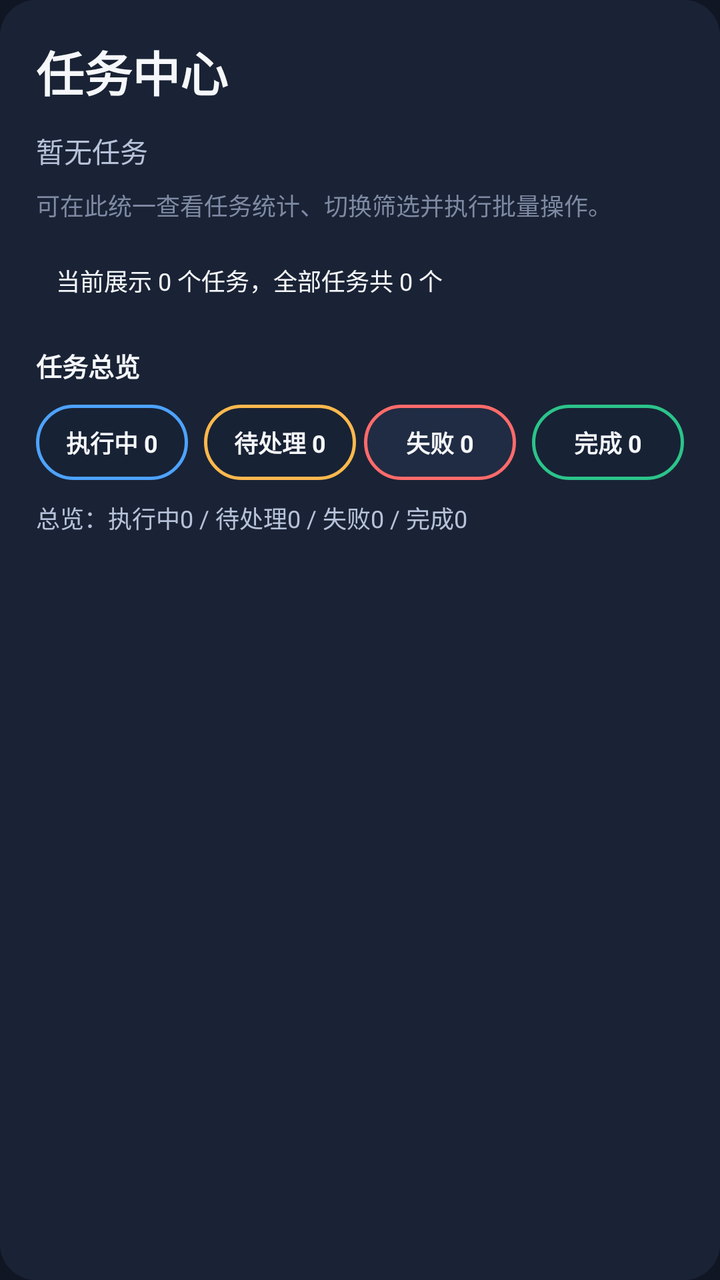
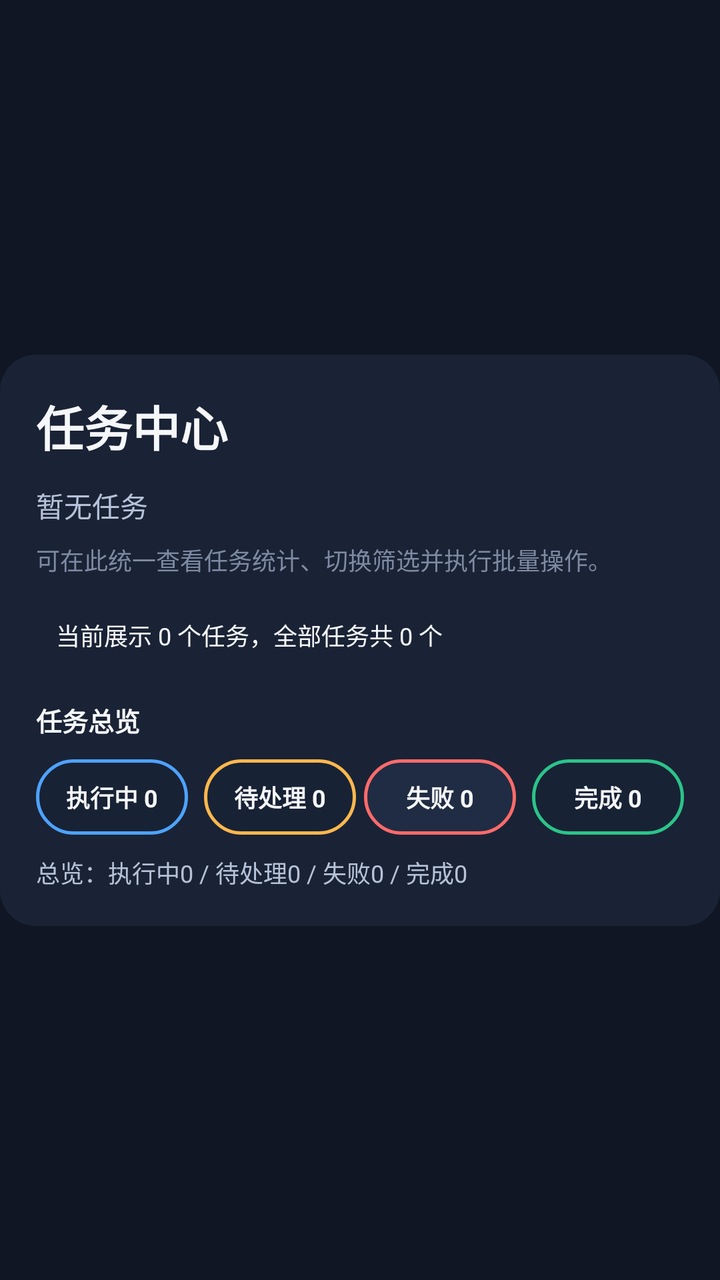

An Android layout rendered at two revisions. The XML below is the earlier revision; the diff shows what the commit changed to produce the second picture.
<!-- AndroidManifest.xml: another module's application theme Theme.CarAppStore -->
<!-- res/layout/view_task_center_header.xml -->
<?xml version="1.0" encoding="utf-8"?>
<LinearLayout xmlns:android="http://schemas.android.com/apk/res/android"
    android:layout_width="match_parent"
    android:layout_height="wrap_content"
    android:background="@drawable/bg_panel"
    android:orientation="vertical"
    android:padding="18dp">

    <TextView
        android:id="@+id/tvCenterTitle"
        android:layout_width="wrap_content"
        android:layout_height="wrap_content"
        android:text="@string/ui_task_center"
        android:textColor="@color/car_text_primary"
        android:textSize="24sp"
        android:textStyle="bold" />

    <TextView
        android:id="@+id/tvCenterSubtitle"
        android:layout_width="wrap_content"
        android:layout_height="wrap_content"
        android:layout_marginTop="12dp"
        android:text="@string/ui_empty_tasks"
        android:textColor="@color/car_text_secondary"
        android:textSize="14sp" />

    <TextView
        android:id="@+id/tvCenterHint"
        android:layout_width="wrap_content"
        android:layout_height="wrap_content"
        android:layout_marginTop="8dp"
        android:text="@string/ui_task_center_header_hint"
        android:textColor="@color/car_text_hint"
        android:textSize="12sp" />

    <TextView
        android:id="@+id/tvCenterSummary"
        android:layout_width="match_parent"
        android:layout_height="wrap_content"
        android:layout_marginTop="10dp"
        android:background="@drawable/bg_panel"
        android:padding="10dp"
        android:text="@string/ui_task_center_header_summary_zero"
        android:textColor="@color/car_text_primary"
        android:textSize="12sp" />

    <TextView
        android:id="@+id/tvStatsSectionTitle"
        android:layout_width="wrap_content"
        android:layout_height="wrap_content"
        android:layout_marginTop="14dp"
        android:text="@string/ui_task_summary"
        android:textColor="@color/car_text_primary"
        android:textSize="13sp"
        android:textStyle="bold" />

    <LinearLayout
        android:layout_width="match_parent"
        android:layout_height="wrap_content"
        android:layout_marginTop="10dp"
        android:orientation="horizontal">

        <TextView
            android:id="@+id/tvStatActive"
            android:layout_width="0dp"
            android:layout_height="wrap_content"
            android:layout_marginEnd="6dp"
            android:layout_weight="1"
            android:background="@drawable/bg_task_card_active"
            android:gravity="center"
            android:padding="10dp"
            android:text="@string/ui_task_running_zero"
            android:textColor="@color/car_text_primary"
            android:textSize="12sp"
            android:textStyle="bold" />

        <TextView
            android:id="@+id/tvStatPending"
            android:layout_width="0dp"
            android:layout_height="wrap_content"
            android:layout_marginHorizontal="2dp"
            android:layout_weight="1"
            android:background="@drawable/bg_task_card_pending"
            android:gravity="center"
            android:padding="10dp"
            android:text="@string/ui_task_pending_zero"
            android:textColor="@color/car_text_primary"
            android:textSize="12sp"
            android:textStyle="bold" />

        <TextView
            android:id="@+id/tvStatFailed"
            android:layout_width="0dp"
            android:layout_height="wrap_content"
            android:layout_marginHorizontal="2dp"
            android:layout_weight="1"
            android:background="@drawable/bg_task_card_failed"
            android:gravity="center"
            android:padding="10dp"
            android:text="@string/ui_task_failed_zero"
            android:textColor="@color/car_text_primary"
            android:textSize="12sp"
            android:textStyle="bold" />

        <TextView
            android:id="@+id/tvStatCompleted"
            android:layout_width="0dp"
            android:layout_height="wrap_content"
            android:layout_marginStart="6dp"
            android:layout_weight="1"
            android:background="@drawable/bg_task_card_completed"
            android:gravity="center"
            android:padding="10dp"
            android:text="@string/ui_task_completed_zero"
            android:textColor="@color/car_text_primary"
            android:textSize="12sp"
            android:textStyle="bold" />
    </LinearLayout>

    <TextView
        android:id="@+id/tvStatSummary"
        android:layout_width="match_parent"
        android:layout_height="wrap_content"
        android:layout_marginTop="10dp"
        android:text="@string/ui_task_overview_zero"
        android:textColor="@color/car_text_secondary"
        android:textSize="12sp" />

</LinearLayout>
<!-- resources referenced by this layout -->
<resources>
  <color name="car_text_hint">#7E8AA3</color>
  <color name="car_text_primary">#F5F7FA</color>
  <color name="car_text_secondary">#B6C2D9</color>
  <!-- drawable bg_panel (drawable) -->
  <shape xmlns:android="http://schemas.android.com/apk/res/android">
      <solid android:color="@color/car_surface" />
      <corners android:radius="18dp" />
  </shape>
  <!-- drawable bg_task_card_active (drawable) -->
  <?xml version="1.0" encoding="utf-8"?>
  <shape xmlns:android="http://schemas.android.com/apk/res/android" android:shape="rectangle">
      <solid android:color="@color/car_card" />
      <corners android:radius="18dp" />
      <stroke android:width="1.5dp" android:color="@color/car_primary" />
  </shape>
  <!-- drawable bg_task_card_completed (drawable) -->
  <?xml version="1.0" encoding="utf-8"?>
  <shape xmlns:android="http://schemas.android.com/apk/res/android" android:shape="rectangle">
      <solid android:color="@color/car_card" />
      <corners android:radius="18dp" />
      <stroke android:width="1.5dp" android:color="@color/car_success" />
  </shape>
  <!-- drawable bg_task_card_failed (drawable) -->
  <?xml version="1.0" encoding="utf-8"?>
  <shape xmlns:android="http://schemas.android.com/apk/res/android" android:shape="rectangle">
      <solid android:color="@color/car_card_alt" />
      <corners android:radius="18dp" />
      <stroke android:width="1.5dp" android:color="@color/car_error" />
  </shape>
  <!-- drawable bg_task_card_pending (drawable) -->
  <?xml version="1.0" encoding="utf-8"?>
  <shape xmlns:android="http://schemas.android.com/apk/res/android" android:shape="rectangle">
      <solid android:color="@color/car_card" />
      <corners android:radius="18dp" />
      <stroke android:width="1.5dp" android:color="@color/car_warning" />
  </shape>
  <string name="ui_empty_tasks">暂无任务</string>
  <string name="ui_task_center">任务中心</string>
  <string name="ui_task_center_header_hint">可在此统一查看任务统计、切换筛选并执行批量操作。</string>
  <string name="ui_task_center_header_summary_zero">当前展示 0 个任务，全部任务共 0 个</string>
  <string name="ui_task_completed_zero">完成
  0</string>
  <string name="ui_task_failed_zero">失败
  0</string>
  <string name="ui_task_overview_zero">总览：执行中0 / 待处理0 / 失败0 / 完成0</string>
  <string name="ui_task_pending_zero">待处理
  0</string>
  <string name="ui_task_running_zero">执行中
  0</string>
  <string name="ui_task_summary">任务总览</string>
  <style name="Theme.CarAppStore" parent="Theme.MaterialComponents.DayNight.NoActionBar">
          <item name="colorPrimary">@color/car_primary</item>
          <item name="colorPrimaryVariant">@color/car_primary_dark</item>
          <item name="colorOnPrimary">@color/car_text_primary</item>
          <item name="colorSecondary">@color/car_accent</item>
          <item name="colorSecondaryVariant">@color/teal_700</item>
          <item name="colorOnSecondary">@color/car_bg</item>
          <item name="android:statusBarColor" tools:targetApi="l">@color/car_bg</item>
          <item name="android:navigationBarColor" tools:targetApi="l">@color/car_bg</item>
          <item name="android:windowBackground">@color/car_bg</item>
      </style>
  <color name="car_surface">#1A2335</color>
  <color name="car_card">#182235</color>
  <color name="car_primary">#4DA3FF</color>
  <color name="car_success">#2BC48A</color>
  <color name="car_card_alt">#202C43</color>
  <color name="car_error">#FF6B6B</color>
  <color name="car_warning">#FFB84D</color>
  <color name="car_primary_dark">#2E7DE0</color>
  <color name="car_accent">#5DE1B9</color>
  <color name="teal_700">#FF018786</color>
  <color name="car_bg">#101623</color>
</resources>

<!-- the commit's change to res/layout/view_task_center_header.xml (unified diff, before → after) -->
@@ -1,10 +1,19 @@
 <?xml version="1.0" encoding="utf-8"?>
-<LinearLayout xmlns:android="http://schemas.android.com/apk/res/android"
+<androidx.constraintlayout.widget.ConstraintLayout xmlns:android="http://schemas.android.com/apk/res/android"
+    xmlns:app="http://schemas.android.com/apk/res-auto"
     android:layout_width="match_parent"
-    android:layout_height="wrap_content"
-    android:background="@drawable/bg_panel"
-    android:orientation="vertical"
-    android:padding="18dp">
+    android:layout_height="wrap_content">
+
+    <LinearLayout
+        android:layout_width="0dp"
+        android:layout_height="wrap_content"
+        android:background="@drawable/bg_panel"
+        android:orientation="vertical"
+        android:padding="18dp"
+        app:layout_constraintBottom_toBottomOf="parent"
+        app:layout_constraintEnd_toEndOf="parent"
+        app:layout_constraintStart_toStartOf="parent"
+        app:layout_constraintTop_toTopOf="parent">
 
     <TextView
         android:id="@+id/tvCenterTitle"
@@ -126,4 +135,6 @@
         android:textColor="@color/car_text_secondary"
         android:textSize="12sp" />
 
-</LinearLayout>
+    </LinearLayout>
+
+</androidx.constraintlayout.widget.ConstraintLayout>
